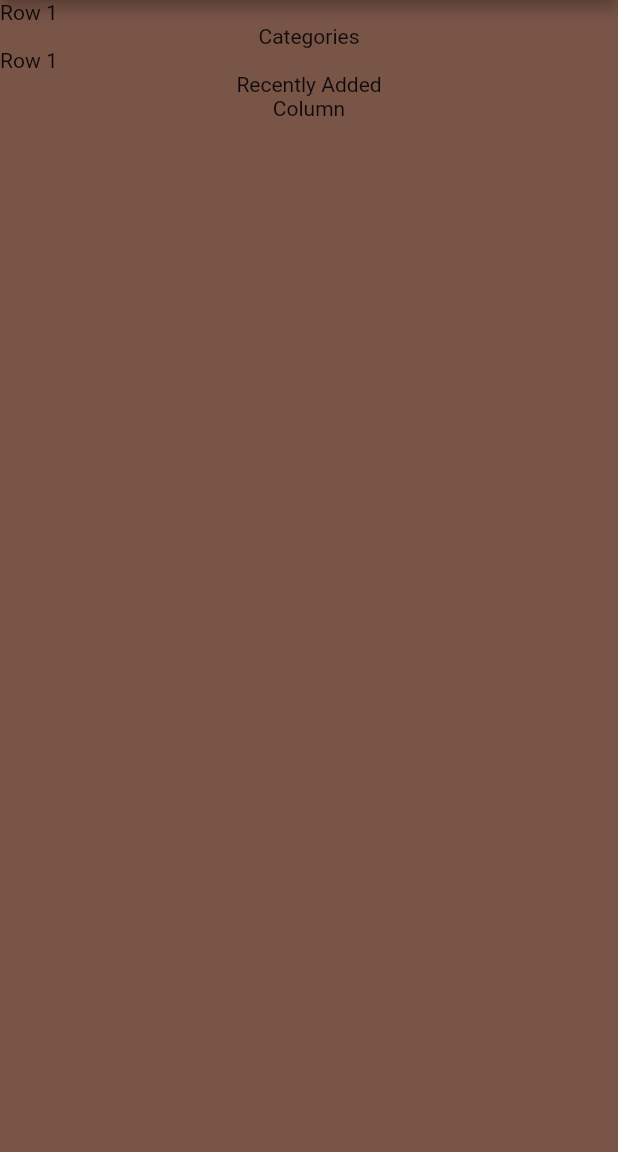
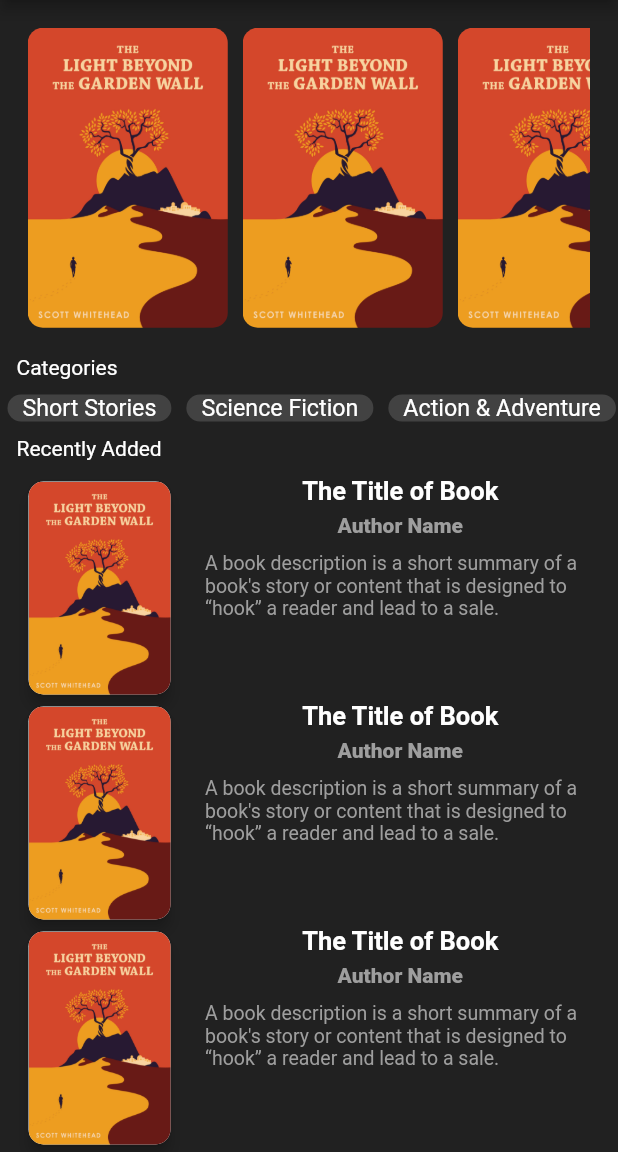
Before and after one commit to AndriiLoto/e_book, a Flutter app: the screen it shows after launch, after a tap on "I am next page", on a phone screen of 412 x 824 dp, the part 84-1236 px from its top. Run offline on Flutter 3.47's test engine with Material 2 defaults, Android fonts, the phone set to English and light mode, and no system bars; Roboto replaces fonts that are missing (GloriaHallelujah-Regular).

Commit message:
Home page look

```diff
--- a/lib/home_page.dart
+++ /dev/null
@@ -1,35 +0,0 @@
-import 'package:flutter/src/widgets/container.dart';
-import 'package:flutter/src/widgets/framework.dart';
-import 'package:flutter/material.dart';
-
-class HomePage extends StatelessWidget {
-  static const routeName = 'HomePage';
-  @override
-  Widget build(BuildContext context) {
-    return Scaffold(
-        backgroundColor: Colors.brown,
-        appBar: AppBar(
-          backgroundColor: Colors.grey[900],
-          centerTitle: true,
-          title: const Text(
-            'Welcome to Ebook',
-            style: TextStyle(fontFamily: 'GloriaHallelujah-Regular'),
-          ),
-        ),
-        body: Column(
-          children: [
-            Row(
-              children: [Text('Row 1')],
-            ),
-            Text('Categories'),
-            Row(
-              children: [Text('Row 1')],
-            ),
-            Text('Recently Added'),
-            Column(
-              children: [Text('Column')],
-            )
-          ],
-        ));
-  }
-}
--- a/lib/main.dart
+++ b/lib/main.dart
@@ -1,5 +1,5 @@
-import 'package:e_book/home_page.dart';
-import 'package:e_book/sign_in_page.dart';
+import 'package:e_book/widgets/home_page.dart';
+import 'package:e_book/widgets/sign_in_page.dart';
 import 'package:flutter/material.dart';
 
 void main() {
--- /dev/null
+++ b/lib/widgets/category_buttons.dart
@@ -0,0 +1,26 @@
+import 'package:flutter/material.dart';
+import 'package:flutter/src/widgets/container.dart';
+import 'package:flutter/src/widgets/framework.dart';
+
+class CategoryButtons extends StatelessWidget {
+  String? categoryName;
+  CategoryButtons({this.categoryName});
+  @override
+  Widget build(BuildContext context) {
+    return InkWell(
+      borderRadius: const BorderRadius.all(
+        Radius.circular(20.0),
+      ),
+      onTap: () {},
+      child: Center(
+        child: Padding(
+          padding: EdgeInsets.symmetric(horizontal: 10.0),
+          child: Text(
+            '$categoryName',
+            style: TextStyle(color: Colors.white, fontSize: 15.5),
+          ),
+        ),
+      ),
+    );
+  }
+}
--- /dev/null
+++ b/lib/widgets/home_page.dart
@@ -0,0 +1,141 @@
+import 'package:e_book/widgets/category_buttons.dart';
+import 'package:e_book/widgets/my_books.dart';
+import 'package:e_book/widgets/recently_added.dart';
+import 'package:flutter/material.dart';
+
+class HomePage extends StatelessWidget {
+  static const routeName = 'HomePage';
+  @override
+  Widget build(BuildContext context) {
+    return Scaffold(
+        backgroundColor: Colors.grey[900],
+        appBar: AppBar(
+          backgroundColor: Colors.grey[900],
+          centerTitle: true,
+          title: const Text(
+            'Welcome to Ebook',
+            style: TextStyle(fontFamily: 'GloriaHallelujah-Regular'),
+          ),
+        ),
+        body: SingleChildScrollView(
+          child: Column(
+            crossAxisAlignment: CrossAxisAlignment.start,
+            children: [
+              Container(
+                margin: const EdgeInsets.all(18.5),
+                child: SingleChildScrollView(
+                  scrollDirection: Axis.horizontal,
+                  child: Row(
+                    children: const [
+                      MyBooks(),
+                      SizedBox(
+                        width: 10,
+                      ),
+                      MyBooks(),
+                      SizedBox(
+                        width: 10,
+                      ),
+                      MyBooks(),
+                      SizedBox(
+                        width: 10,
+                      ),
+                      MyBooks(),
+                      SizedBox(
+                        width: 10,
+                      ),
+                    ],
+                  ),
+                ),
+              ),
+              const Padding(
+                padding: EdgeInsets.only(left: 11.0),
+                child: Text(
+                  'Categories',
+                  style: TextStyle(
+                      fontFamily: 'GloriaHallelujah-Regular',
+                      color: Colors.white),
+                ),
+              ),
+              SingleChildScrollView(
+                scrollDirection: Axis.horizontal,
+                child: Row(
+                  children: [
+                    Padding(
+                      padding: const EdgeInsets.symmetric(
+                          horizontal: 5.0, vertical: 10.0),
+                      child: Container(
+                        decoration: BoxDecoration(
+                          color: Colors.grey[800],
+                          borderRadius: BorderRadius.all(
+                            Radius.circular(20.0),
+                          ),
+                        ),
+                        child: CategoryButtons(
+                          categoryName: 'Short Stories',
+                        ),
+                      ),
+                    ),
+                    Padding(
+                      padding:
+                          EdgeInsets.symmetric(horizontal: 5.0, vertical: 10.0),
+                      child: Container(
+                        decoration: BoxDecoration(
+                          color: Colors.grey[800],
+                          borderRadius: BorderRadius.all(
+                            Radius.circular(20.0),
+                          ),
+                        ),
+                        child: CategoryButtons(
+                          categoryName: 'Science Fiction',
+                        ),
+                      ),
+                    ),
+                    Padding(
+                      padding:
+                          EdgeInsets.symmetric(horizontal: 5.0, vertical: 10.0),
+                      child: Container(
+                        decoration: BoxDecoration(
+                          color: Colors.grey[800],
+                          borderRadius: BorderRadius.all(
+                            Radius.circular(20.0),
+                          ),
+                        ),
+                        child: CategoryButtons(
+                          categoryName: 'Action & Adventure',
+                        ),
+                      ),
+                    )
+                  ],
+                ),
+              ),
+              const Padding(
+                padding: EdgeInsets.only(left: 11.0),
+                child: Text(
+                  'Recently Added',
+                  style: TextStyle(
+                      fontFamily: 'GloriaHallelujah-Regular',
+                      color: Colors.white),
+                ),
+              ),
+              SizedBox(
+                height: 10,
+              ),
+              Padding(
+                padding: const EdgeInsets.symmetric(
+                  horizontal: 15.0,
+                ),
+                child: SingleChildScrollView(
+                  child: Column(
+                    children: [
+                      RecentlyAdded(),
+                      RecentlyAdded(),
+                      RecentlyAdded()
+                    ],
+                  ),
+                ),
+              )
+            ],
+          ),
+        ));
+  }
+}
--- /dev/null
+++ b/lib/widgets/my_books.dart
@@ -0,0 +1,18 @@
+import 'package:flutter/material.dart';
+
+class MyBooks extends StatelessWidget {
+  const MyBooks({super.key});
+
+  @override
+  Widget build(BuildContext context) {
+    return InkWell(
+      onTap: () {},
+      child: Container(
+        height: 200,
+        child: ClipRRect(
+            borderRadius: BorderRadius.circular(10.0),
+            child: Image.asset('assets/images/BookCover.jpg')),
+      ),
+    );
+  }
+}
--- /dev/null
+++ b/lib/widgets/recently_added.dart
@@ -0,0 +1,84 @@
+import 'package:flutter/material.dart';
+
+class RecentlyAdded extends StatelessWidget {
+  @override
+  Widget build(BuildContext context) {
+    return InkWell(
+      onTap: () {},
+      child: Container(
+        height: 150.0,
+        child: Row(
+          mainAxisSize: MainAxisSize.max,
+          mainAxisAlignment: MainAxisAlignment.start,
+          children: [
+            Card(
+              shape: RoundedRectangleBorder(
+                borderRadius: BorderRadius.all(
+                  Radius.circular(10.0),
+                ),
+              ),
+              elevation: 4,
+              child: ClipRRect(
+                borderRadius: BorderRadius.all(
+                  Radius.circular(10.0),
+                ),
+                child: Image.asset(
+                  'assets/images/BookCover.jpg',
+                ),
+              ),
+            ),
+            SizedBox(
+              width: 19.0,
+            ),
+            Flexible(
+              child: Column(
+                mainAxisAlignment: MainAxisAlignment.start,
+                mainAxisSize: MainAxisSize.max,
+                crossAxisAlignment: CrossAxisAlignment.center,
+                children: const [
+                  Material(
+                    type: MaterialType.transparency,
+                    child: Text(
+                      'The Title of Book',
+                      style: TextStyle(
+                        fontSize: 17.0,
+                        fontWeight: FontWeight.bold,
+                        color: Colors.white,
+                      ),
+                      maxLines: 2,
+                      overflow: TextOverflow.ellipsis,
+                    ),
+                  ),
+                  SizedBox(
+                    height: 5,
+                  ),
+                  Material(
+                    type: MaterialType.transparency,
+                    child: Text(
+                      'Author Name',
+                      style: TextStyle(
+                        fontSize: 14,
+                        fontWeight: FontWeight.w800,
+                        color: Colors.grey,
+                      ),
+                    ),
+                  ),
+                  SizedBox(
+                    height: 10.0,
+                  ),
+                  Text(
+                    'A book description is a short summary of a book\'s story or content that is designed to “hook” a reader and lead to a sale.  ',
+                    style: TextStyle(
+                      fontSize: 13.0,
+                      color: Colors.grey,
+                    ),
+                  ),
+                ],
+              ),
+            )
+          ],
+        ),
+      ),
+    );
+  }
+}
--- a/lib/sign_in_page.dart
+++ b/lib/widgets/sign_in_page.dart
@@ -1,6 +1,6 @@
 import 'dart:ui';
 
-import 'package:e_book/home_page.dart';
+import 'package:e_book/widgets/home_page.dart';
 import 'package:flutter/src/widgets/container.dart';
 import 'package:flutter/src/widgets/framework.dart';
 import 'package:flutter/material.dart';
@@ -68,13 +68,23 @@ class SignInPage extends StatelessWidget {
                   fontFamily: 'GloriaHallelujah-Regular'),
             ),
           ),
-          ElevatedButton(
-            onPressed: () {
-              Navigator.of(context).pushNamed(HomePage.routeName);
-            },
-            child: const Text('I am next page'),
-            style: ElevatedButton.styleFrom(
-                backgroundColor: Colors.white, foregroundColor: Colors.black),
+          const SizedBox(
+            height: 10,
+          ),
+          Row(
+            children: [
+              Expanded(
+                child: ElevatedButton(
+                  onPressed: () {
+                    Navigator.of(context).pushNamed(HomePage.routeName);
+                  },
+                  style: ElevatedButton.styleFrom(
+                      backgroundColor: Colors.white,
+                      foregroundColor: Colors.black),
+                  child: const Text('I am next page'),
+                ),
+              ),
+            ],
           )
         ],
       ),
--- a/pubspec.yaml
+++ b/pubspec.yaml
@@ -60,8 +60,8 @@ flutter:
   uses-material-design: true
 
   # To add assets to your application, add an assets section, like this:
-  # assets:
-  #   - images/a_dot_burr.jpeg
+  assets:
+     - assets/images/BookCover.jpg
   #   - images/a_dot_ham.jpeg
 
   # An image asset can refer to one or more resolution-specific "variants", see
```
Also changed, not shown: assets/images/BookCover.jpg (added).
